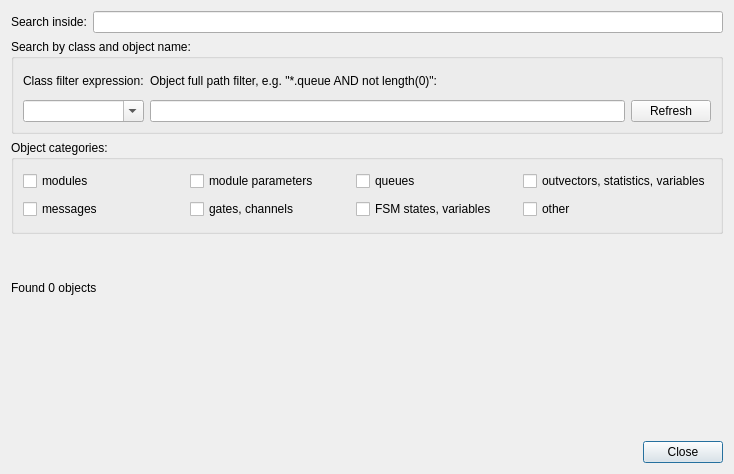
Old version of the form src/qtenv/filteredobjectlistdialog.ui in the repository omnetpp/omnetpp.
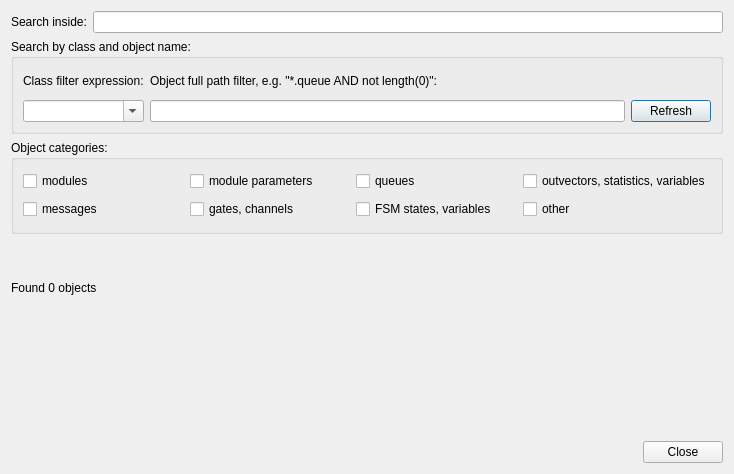
New version of the form. Icons and pictures are not drawn.

Patch:
```diff
--- a/src/qtenv/filteredobjectlistdialog.ui
+++ b/src/qtenv/filteredobjectlistdialog.ui
@@ -77,10 +77,10 @@
          <string>Refresh</string>
         </property>
         <property name="autoDefault">
-         <bool>false</bool>
+         <bool>true</bool>
         </property>
         <property name="default">
-         <bool>false</bool>
+         <bool>true</bool>
         </property>
        </widget>
       </item>
```
Left out of the diff: 4 changed lines with no effect on the pictures.
